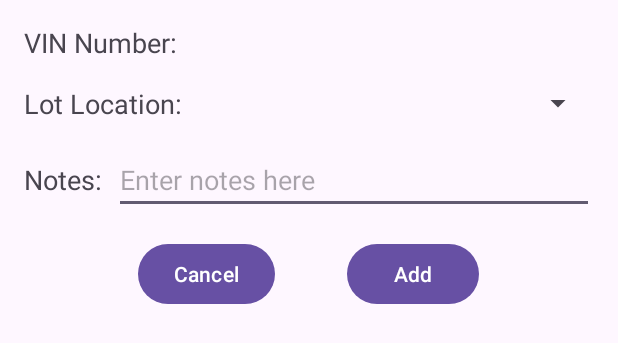
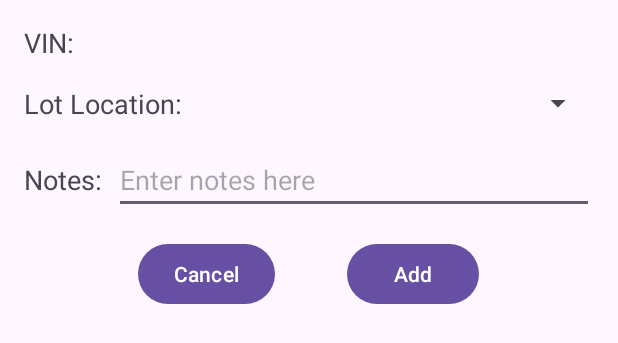
Before and after one commit to Mflo177/vinscanner-ai, an Android app: the layout dialog_add_vin_info.xml on its own in the app's theme, with its tools: preview values and no code run, on a phone screen of 412 x 824 dp. Shown: the top 343 px of the screen. Run offline under Robolectric (Android 15) with nearby library versions, the phone set to English and light mode, and no system bars.

Commit message:
Updated dialog_add_vin_info.xml layout.

```diff
--- a/app/src/main/res/layout/dialog_add_vin_info.xml
+++ b/app/src/main/res/layout/dialog_add_vin_info.xml
@@ -15,7 +15,7 @@
             android:id="@+id/id_vin_number_text"
             android:layout_width="wrap_content"
             android:layout_height="wrap_content"
-            android:text="VIN Number:"
+            android:text="VIN: "
             android:textSize="18sp"
             android:layout_marginEnd="8dp"/>
 
```
